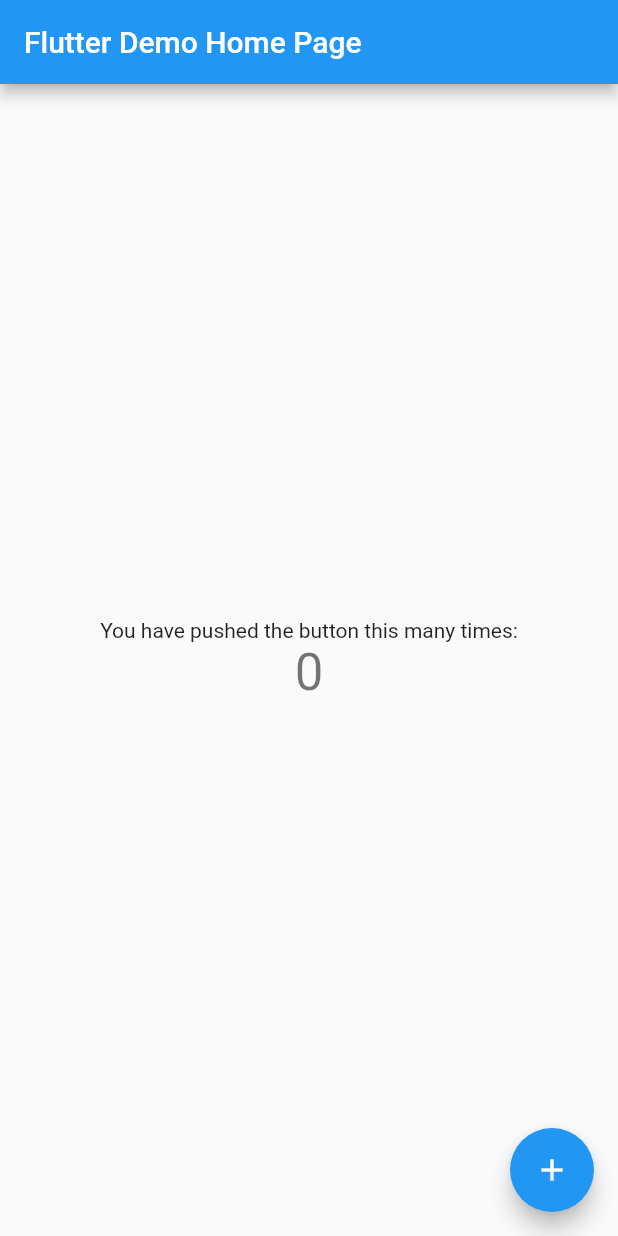
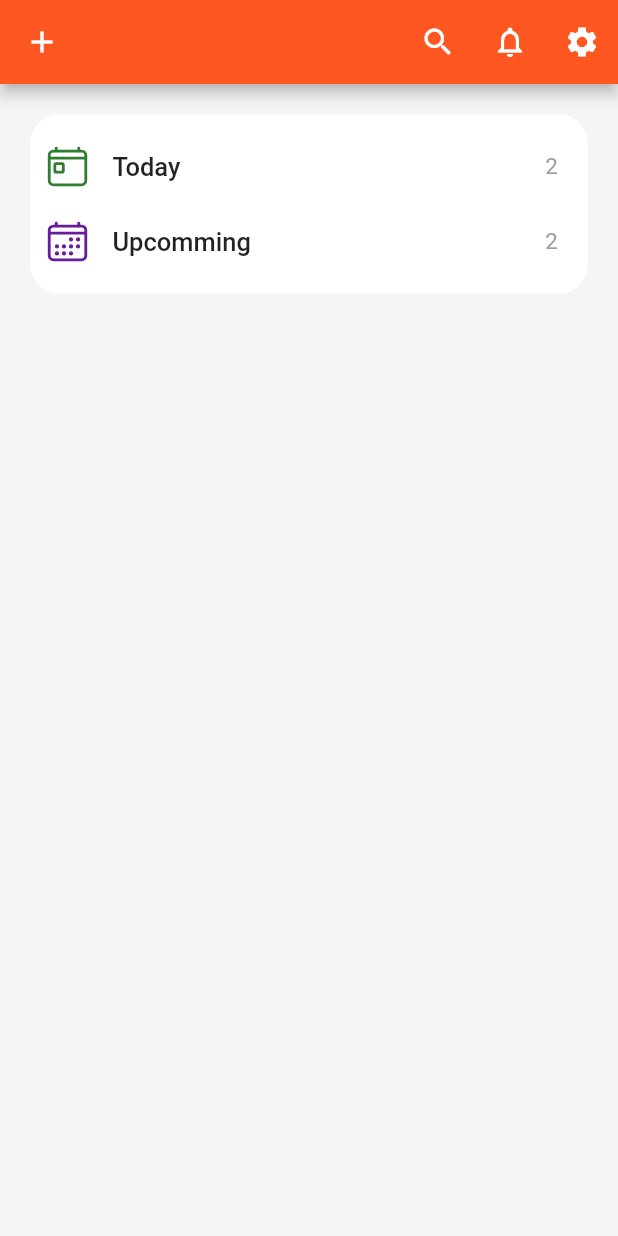
Before and after one commit to lethanhvietctt5/todos, a Flutter app: the screen it shows after launch, on a phone screen of 412 x 824 dp. Run offline on Flutter 3.47's test engine with Material 2 defaults, Android fonts, the phone set to English and light mode, and no system bars; our stand-ins replace flutter_svg.

Commit message:
HomePage UI

```diff
--- a/lib/main.dart
+++ b/lib/main.dart
@@ -1,4 +1,5 @@
 import 'package:flutter/material.dart';
+import 'package:todos/screens/home_page.dart';
 
 void main() {
   runApp(const MyApp());
@@ -7,109 +8,23 @@ void main() {
 class MyApp extends StatelessWidget {
   const MyApp({Key? key}) : super(key: key);
 
-  // This widget is the root of your application.
   @override
   Widget build(BuildContext context) {
     return MaterialApp(
-      title: 'Flutter Demo',
+      debugShowCheckedModeBanner: false,
+      title: 'Todos App',
       theme: ThemeData(
-        // This is the theme of your application.
-        //
-        // Try running your application with "flutter run". You'll see the
-        // application has a blue toolbar. Then, without quitting the app, try
-        // changing the primarySwatch below to Colors.green and then invoke
-        // "hot reload" (press "r" in the console where you ran "flutter run",
-        // or simply save your changes to "hot reload" in a Flutter IDE).
-        // Notice that the counter didn't reset back to zero; the application
-        // is not restarted.
-        primarySwatch: Colors.blue,
+        primarySwatch: Colors.deepOrange,
       ),
-      home: const MyHomePage(title: 'Flutter Demo Home Page'),
+      home: const HomePage(),
+      onGenerateRoute: (settings) {
+        switch (settings.name) {
+          case '/':
+            return MaterialPageRoute(builder: (_) => const HomePage());
+          default:
+            return MaterialPageRoute(builder: (_) => const HomePage());
+        }
+      },
     );
   }
 }
-
-class MyHomePage extends StatefulWidget {
-  const MyHomePage({Key? key, required this.title}) : super(key: key);
-
-  // This widget is the home page of your application. It is stateful, meaning
-  // that it has a State object (defined below) that contains fields that affect
-  // how it looks.
-
-  // This class is the configuration for the state. It holds the values (in this
-  // case the title) provided by the parent (in this case the App widget) and
-  // used by the build method of the State. Fields in a Widget subclass are
-  // always marked "final".
-
-  final String title;
-
-  @override
-  State<MyHomePage> createState() => _MyHomePageState();
-}
-
-class _MyHomePageState extends State<MyHomePage> {
-  int _counter = 0;
-
-  void _incrementCounter() {
-    setState(() {
-      // This call to setState tells the Flutter framework that something has
-      // changed in this State, which causes it to rerun the build method below
-      // so that the display can reflect the updated values. If we changed
-      // _counter without calling setState(), then the build method would not be
-      // called again, and so nothing would appear to happen.
-      _counter++;
-    });
-  }
-
-  @override
-  Widget build(BuildContext context) {
-    // This method is rerun every time setState is called, for instance as done
-    // by the _incrementCounter method above.
-    //
-    // The Flutter framework has been optimized to make rerunning build methods
-    // fast, so that you can just rebuild anything that needs updating rather
-    // than having to individually change instances of widgets.
-    return Scaffold(
-      appBar: AppBar(
-        // Here we take the value from the MyHomePage object that was created by
-        // the App.build method, and use it to set our appbar title.
-        title: Text(widget.title),
-      ),
-      body: Center(
-        // Center is a layout widget. It takes a single child and positions it
-        // in the middle of the parent.
-        child: Column(
-          // Column is also a layout widget. It takes a list of children and
-          // arranges them vertically. By default, it sizes itself to fit its
-          // children horizontally, and tries to be as tall as its parent.
-          //
-          // Invoke "debug painting" (press "p" in the console, choose the
-          // "Toggle Debug Paint" action from the Flutter Inspector in Android
-          // Studio, or the "Toggle Debug Paint" command in Visual Studio Code)
-          // to see the wireframe for each widget.
-          //
-          // Column has various properties to control how it sizes itself and
-          // how it positions its children. Here we use mainAxisAlignment to
-          // center the children vertically; the main axis here is the vertical
-          // axis because Columns are vertical (the cross axis would be
-          // horizontal).
-          mainAxisAlignment: MainAxisAlignment.center,
-          children: <Widget>[
-            const Text(
-              'You have pushed the button this many times:',
-            ),
-            Text(
-              '$_counter',
-              style: Theme.of(context).textTheme.headline4,
-            ),
-          ],
-        ),
-      ),
-      floatingActionButton: FloatingActionButton(
-        onPressed: _incrementCounter,
-        tooltip: 'Increment',
-        child: const Icon(Icons.add),
-      ), // This trailing comma makes auto-formatting nicer for build methods.
-    );
-  }
-}
--- /dev/null
+++ b/lib/screens/home_page.dart
@@ -0,0 +1,122 @@
+import 'package:flutter/cupertino.dart';
+import 'package:flutter/material.dart';
+import 'package:flutter_svg/flutter_svg.dart';
+
+class HomePage extends StatefulWidget {
+  const HomePage({Key? key}) : super(key: key);
+
+  @override
+  State<HomePage> createState() => _HomePageState();
+}
+
+class _HomePageState extends State<HomePage> {
+  @override
+  Widget build(BuildContext context) {
+    return Scaffold(
+      appBar: AppBar(
+        leading: IconButton(
+          onPressed: () {},
+          icon: const Icon(Icons.add),
+        ),
+        actions: [
+          IconButton(
+            icon: const Icon(
+              Icons.search,
+              color: Colors.white,
+            ),
+            onPressed: () {},
+          ),
+          IconButton(
+            icon: const Icon(
+              Icons.notifications_outlined,
+              color: Colors.white,
+            ),
+            onPressed: () {},
+          ),
+          IconButton(
+            icon: const Icon(
+              Icons.settings,
+              color: Colors.white,
+            ),
+            onPressed: () {},
+          ),
+        ],
+      ),
+      backgroundColor: Colors.grey[100],
+      body: SingleChildScrollView(
+        child: Container(
+          margin: const EdgeInsets.symmetric(horizontal: 20, vertical: 20),
+          padding: const EdgeInsets.fromLTRB(10, 10, 20, 10),
+          decoration: BoxDecoration(
+            color: Colors.white,
+            borderRadius: BorderRadius.circular(20),
+          ),
+          child: Column(
+            children: [
+              Container(
+                padding: const EdgeInsets.symmetric(vertical: 10),
+                child: Row(
+                  children: [
+                    Container(
+                      margin: const EdgeInsets.only(right: 15),
+                      child: SvgPicture.asset(
+                        "asset/svg/ic_today.svg",
+                        width: 30,
+                        color: Colors.green[800],
+                      ),
+                    ),
+                    Expanded(
+                      child: Row(
+                        mainAxisAlignment: MainAxisAlignment.spaceBetween,
+                        children: const [
+                          Text(
+                            "Today",
+                            style: TextStyle(fontSize: 17, fontWeight: FontWeight.w500),
+                          ),
+                          Text(
+                            "2",
+                            style: TextStyle(fontSize: 15, color: Colors.grey),
+                          )
+                        ],
+                      ),
+                    ),
+                  ],
+                ),
+              ),
+              Container(
+                padding: const EdgeInsets.symmetric(vertical: 10),
+                child: Row(
+                  children: [
+                    Container(
+                      margin: const EdgeInsets.only(right: 15),
+                      child: SvgPicture.asset(
+                        "asset/svg/ic_upcomming.svg",
+                        width: 30,
+                        color: Colors.purple[800],
+                      ),
+                    ),
+                    Expanded(
+                      child: Row(
+                        mainAxisAlignment: MainAxisAlignment.spaceBetween,
+                        children: const [
+                          Text(
+                            "Upcomming",
+                            style: TextStyle(fontSize: 17, fontWeight: FontWeight.w500),
+                          ),
+                          Text(
+                            "2",
+                            style: TextStyle(fontSize: 15, color: Colors.grey),
+                          )
+                        ],
+                      ),
+                    ),
+                  ],
+                ),
+              ),
+            ],
+          ),
+        ),
+      ),
+    );
+  }
+}
```
Also changed, not shown: pubspec.yaml (+5 -4 lines), asset/svg/ic_today.svg (added), asset/svg/ic_upcomming.svg (added), pubspec.lock.
